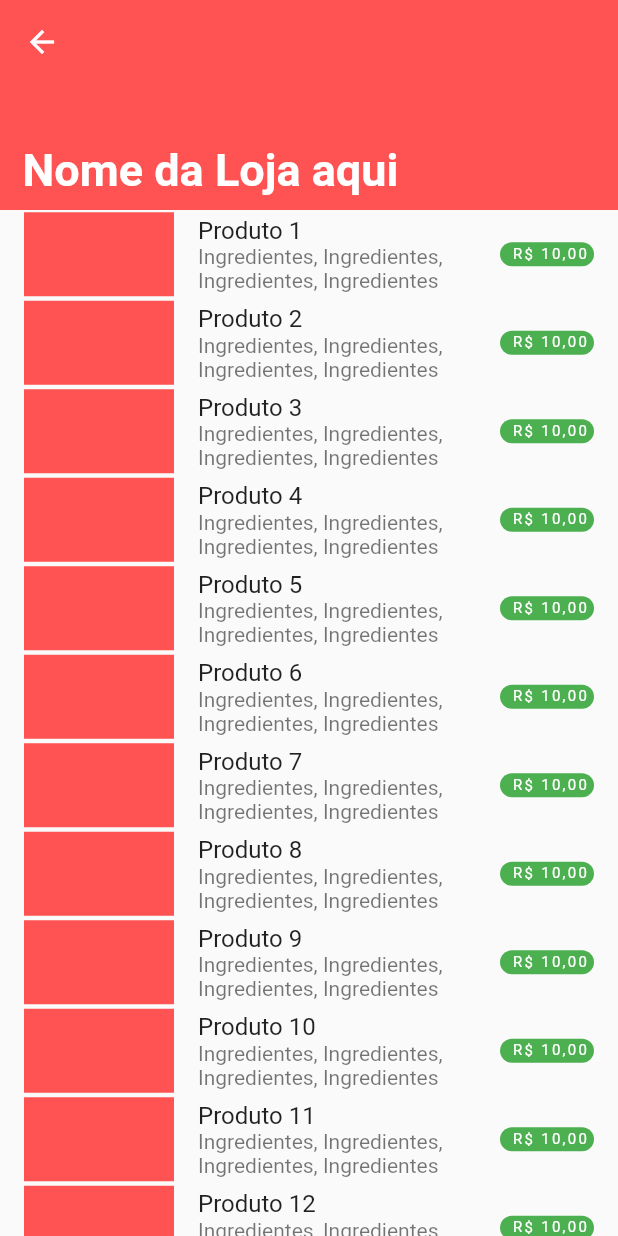
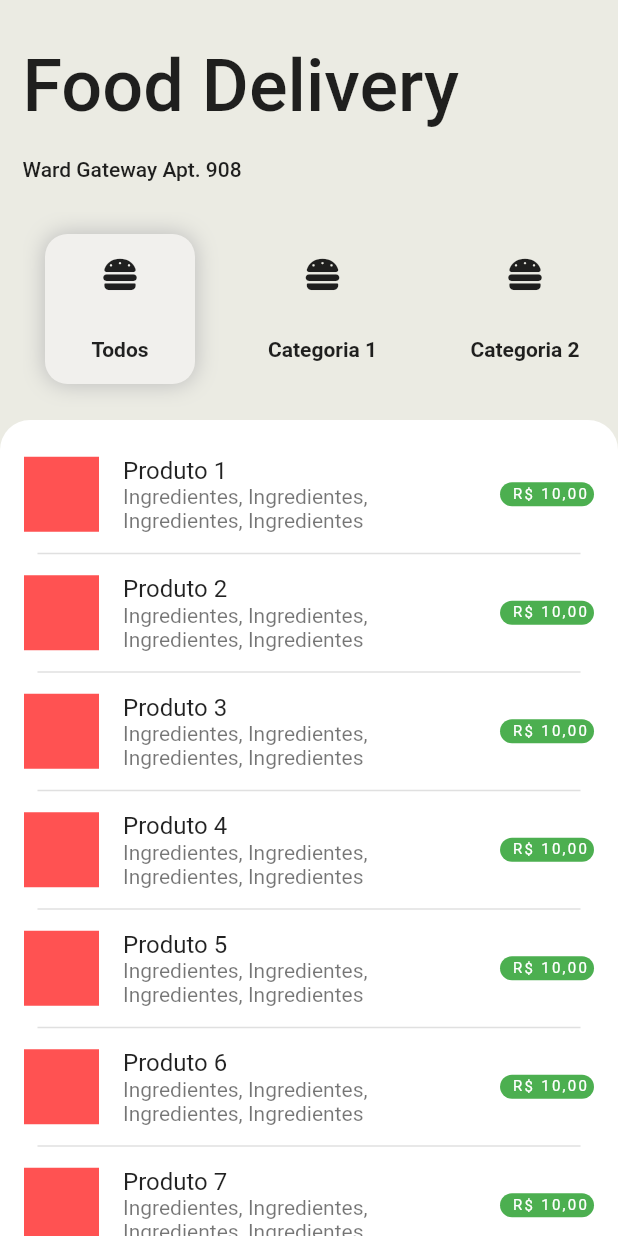
Before and after one commit to ffernandovicente/food_app, a Flutter app: the HomePage screen opened directly, on a phone screen of 412 x 824 dp. Run offline on Flutter 3.47's test engine with Material 2 defaults, Android fonts, the phone set to English and light mode, and no system bars; our stand-ins replace bloc, font_awesome_flutter, google_fonts; generated files the repository leaves out were written again.

Commit message:
feat: WIP

```diff
--- a/lib/app/view/app.dart
+++ b/lib/app/view/app.dart
@@ -1,6 +1,6 @@
 import 'package:flutter/material.dart';
-import 'package:food_app/counter/counter.dart';
-// import 'package:food_app/home/home.dart';
+// import 'package:food_app/counter/counter.dart';
+import 'package:food_app/home/home.dart';
 import 'package:food_app/l10n/l10n.dart';
 
 class App extends StatelessWidget {
@@ -9,6 +9,7 @@ class App extends StatelessWidget {
   @override
   Widget build(BuildContext context) {
     return MaterialApp(
+      debugShowCheckedModeBanner: false,
       theme: ThemeData(
         appBarTheme: const AppBarTheme(color: Color(0xFF13B9FF)),
         colorScheme: ColorScheme.fromSwatch(
@@ -17,7 +18,7 @@ class App extends StatelessWidget {
       ),
       localizationsDelegates: AppLocalizations.localizationsDelegates,
       supportedLocales: AppLocalizations.supportedLocales,
-      home: const CounterPage(),
+      home: const HomePage(),
     );
   }
 }
--- a/lib/counter/view/counter_page.dart
+++ b/lib/counter/view/counter_page.dart
@@ -13,6 +13,7 @@ class _CounterPageState extends State<CounterPage> {
   @override
   Widget build(BuildContext context) {
     return Scaffold(
+      appBar: AppBar(),
       body: Container(),
     );
   }
--- a/lib/home/view/home_page.dart
+++ b/lib/home/view/home_page.dart
@@ -1,4 +1,8 @@
 import 'package:flutter/material.dart';
+import 'package:font_awesome_flutter/font_awesome_flutter.dart';
+import 'package:food_app/counter/counter.dart';
+import 'package:food_app/util/util.dart';
+import 'package:google_fonts/google_fonts.dart';
 
 class HomePage extends StatelessWidget {
   const HomePage({super.key});
@@ -6,40 +10,119 @@ class HomePage extends StatelessWidget {
   @override
   Widget build(BuildContext context) {
     return Scaffold(
-      body: CustomScrollView(
+      backgroundColor: brackgroudHighlight,
+      body: SafeArea(
+        child: CustomScrollView(
+          shrinkWrap: true,
           slivers: [
-          const SliverAppBar(
-            backgroundColor: Colors.redAccent,
-            centerTitle: false,
-            pinned: true,
-            stretch: true,
-            expandedHeight: 140,
+            SliverAppBar(
+              automaticallyImplyLeading: false,
               flexibleSpace: FlexibleSpaceBar(
-              centerTitle: false,
-              titlePadding: EdgeInsets.symmetric(
+                // background: Image.network(
+                //   companyLogo(),
+                //   fit: BoxFit.cover,
+                // ),
+                background: Container(
+                  padding: const EdgeInsets.symmetric(
                     vertical: 10,
                     horizontal: 15,
                   ),
-              title: Text(
-                'Nome da Loja aqui',
-                style: TextStyle(
-                  color: Colors.white,
+                  color: backgroundColor,
+                  child: Column(
+                    mainAxisAlignment: MainAxisAlignment.center,
+                    crossAxisAlignment: CrossAxisAlignment.start,
+                    children: [
+                      Text(
+                        'Food Delivery',
+                        style: GoogleFonts.roboto(
+                          fontSize: 48,
+                          fontWeight: FontWeight.w500,
+                        ),
+                      ),
+                      const SizedBox(height: 20),
+                      Text(
+                        'Ward Gateway Apt. 908',
+                        style: GoogleFonts.roboto(
+                          fontSize: 14,
+                          fontWeight: FontWeight.w500,
+                        ),
+                      ),
+                      const SizedBox(height: 20),
+                      SizedBox(
+                        height: 130,
+                        child: ListView.builder(
+                          itemCount: 5,
+                          scrollDirection: Axis.horizontal,
+                          itemBuilder: (context, index) {
+                            return Padding(
+                              padding: const EdgeInsets.all(15),
+                              child: Container(
+                                width: 100,
+                                height: 100,
+                                margin: const EdgeInsets.only(right: 5),
+                                decoration: BoxDecoration(
+                                  borderRadius: BorderRadius.circular(15),
+                                  color: index == 0
+                                      ? const Color.fromRGBO(241, 240, 237, 1)
+                                      : null,
+                                  boxShadow: index == 0
+                                      ? [
+                                          BoxShadow(
+                                            color: Colors.grey.shade400,
+                                            blurRadius: 12,
+                                            spreadRadius: 0.1,
+                                          ),
+                                        ]
+                                      : null,
+                                ),
+                                child: Column(
+                                  mainAxisAlignment:
+                                      MainAxisAlignment.spaceAround,
+                                  children: [
+                                    const FaIcon(FontAwesomeIcons.burger),
+                                    Text(
+                                      index == 0 ? 'Todos' : 'Categoria $index',
+                                      style: GoogleFonts.roboto(
+                                        fontSize: 14,
                                         fontWeight: FontWeight.bold,
                                       ),
                                     ),
-              // background: Image.network(
-              //   'https://s7d1.scene7.com/is/image/mcdonalds/2_Pub_Commitment_574x384:2-column-desktop?resmode=sharp2',
-              //   fit: BoxFit.fill,
-              // ),
+                                  ],
                                 ),
                               ),
-          SliverList.builder(
+                            );
+                          },
+                        ),
+                      )
+                    ],
+                  ),
+                ),
+              ),
+              expandedHeight: 300,
+              backgroundColor: backgroundColor,
+              bottom: PreferredSize(
+                preferredSize: const Size.fromHeight(10),
+                child: Container(
+                  height: 20,
+                  width: double.infinity,
+                  decoration: BoxDecoration(
+                    color: brackgroudHighlight,
+                    borderRadius: const BorderRadius.only(
+                      topLeft: Radius.circular(70),
+                      topRight: Radius.circular(70),
+                    ),
+                  ),
+                ),
+              ),
+            ),
+            SliverList.separated(
               itemCount: 20,
               itemBuilder: (context, index) {
                 return ListTile(
+                  tileColor: brackgroudHighlight,
                   leading: Container(
-                  height: 100,
-                  width: 100,
+                    height: 50,
+                    width: 50,
                     color: Colors.redAccent,
                   ),
                   title: Text('Produto ${index + 1}'),
@@ -48,12 +131,29 @@ class HomePage extends StatelessWidget {
                   ),
                   trailing: const Badge(
                     backgroundColor: Colors.green,
-                  label: Text(r' R$ 10,00'),
+                    label: Text(
+                      r' R$ 10,00',
+                    ),
+                  ),
+                  onTap: () {
+                    Navigator.push(
+                      context,
+                      MaterialPageRoute(
+                        builder: (context) => const CounterPage(),
                       ),
                     );
                   },
-          )
+                );
+              },
+              separatorBuilder: (context, index) => const Divider(
+                height: 20,
+                thickness: 1,
+                indent: 25,
+                endIndent: 25,
+              ),
+            ),
           ],
+        ),
       ),
     );
   }
--- a/lib/main_development.dart
+++ b/lib/main_development.dart
@@ -2,5 +2,7 @@ import 'package:food_app/app/app.dart';
 import 'package:food_app/bootstrap.dart';
 
 void main() {
-  bootstrap(() => const App());
+  bootstrap(
+    () => const App(),
+  );
 }
--- /dev/null
+++ b/lib/util/colors.dart
@@ -0,0 +1,5 @@
+import 'package:flutter/material.dart';
+
+Color backgroundColor = const Color.fromRGBO(235, 235, 227, 1);
+Color brackgroudHighlight = Colors.white;
+Color mains = Colors.red;
--- /dev/null
+++ b/lib/util/util.dart
@@ -0,0 +1,2 @@
+export 'colors.dart';
+export 'web_images.dart';
--- /dev/null
+++ b/lib/util/web_images.dart
@@ -0,0 +1,14 @@
+List<String> productsImages() {
+  return [
+    'https://static.ifood-static.com.br/image/upload/t_medium/pratos/b24d815e-5c52-4fae-9ff0-0a9d7eb08411/202201181000_QH24_i.jpg',
+    'https://static.ifood-static.com.br/image/upload/t_medium/pratos/b24d815e-5c52-4fae-9ff0-0a9d7eb08411/202201180954_WD3Y_i.jpg',
+    'https://static.ifood-static.com.br/image/upload/t_medium/pratos/b24d815e-5c52-4fae-9ff0-0a9d7eb08411/202111241355_7R32_i.jpg',
+    'https://static.ifood-static.com.br/image/upload/t_medium/pratos/b24d815e-5c52-4fae-9ff0-0a9d7eb08411/202201180950_GCC7_i.jpg',
+    'https://static.ifood-static.com.br/image/upload/t_medium/pratos/b24d815e-5c52-4fae-9ff0-0a9d7eb08411/202204172111_A4GF_i.jpg',
+    'https://static.ifood-static.com.br/image/upload/t_medium/pratos/b24d815e-5c52-4fae-9ff0-0a9d7eb08411/202104021830_2vwm_.jpeg',
+    'https://static.ifood-static.com.br/image/upload/t_medium/pratos/b24d815e-5c52-4fae-9ff0-0a9d7eb08411/202104021828_eiwY_.jpeg',
+  ];
+}
+
+String companyLogo() =>
+    'https://img.elo7.com.br/product/zoom/3082945/logotipo-personalizado-mesa.jpg';
--- a/pubspec.yaml
+++ b/pubspec.yaml
@@ -13,6 +13,8 @@ dependencies:
   flutter_bloc: ^8.1.2
   flutter_localizations:
     sdk: flutter
+  font_awesome_flutter: ^10.5.0
+  google_fonts: ^5.1.0
   intl: ^0.18.0
 
 dev_dependencies:
```
Also changed, not shown: pubspec.lock, 5 other files. Lines whose indentation alone changed are shown as unchanged.
